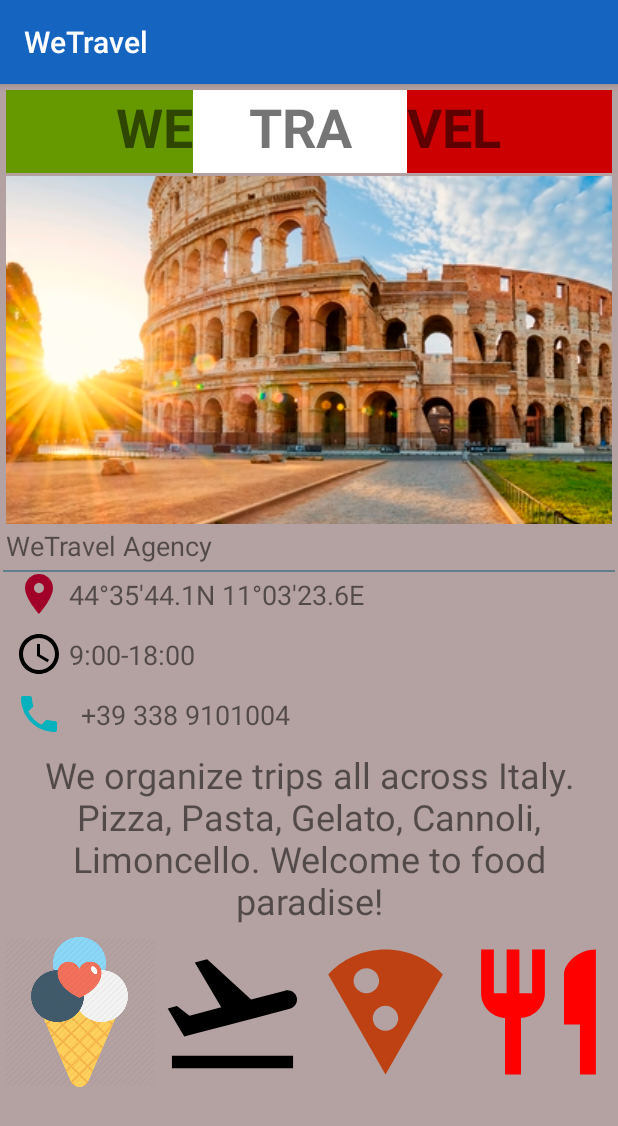
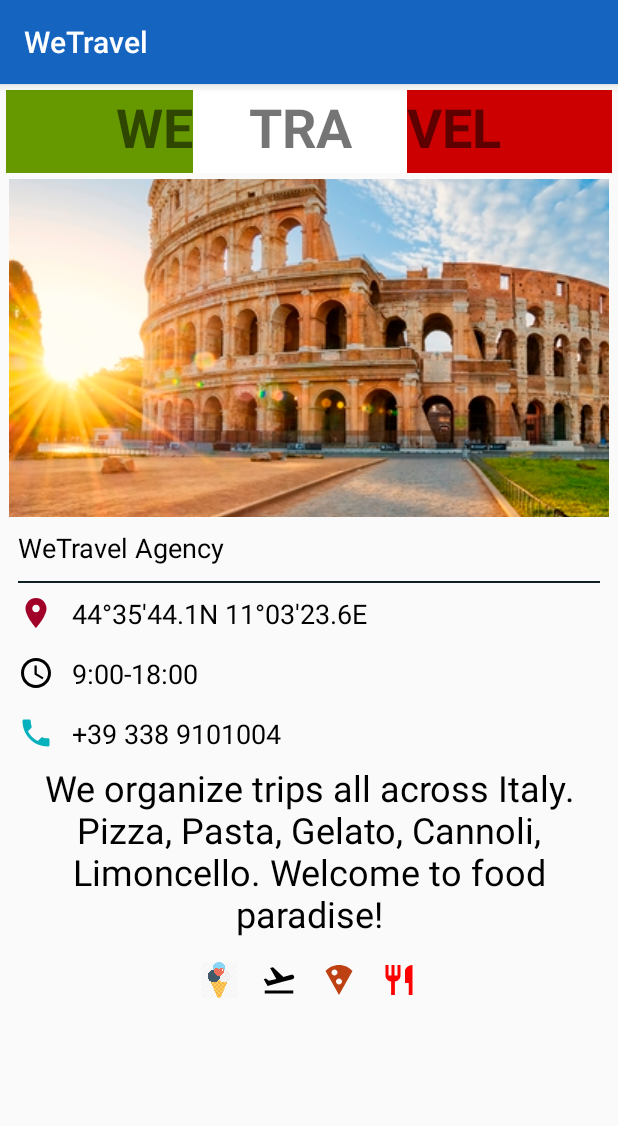
Before and after one commit to frakka92/WeTravel, an Android app: the screen it shows after launch (MainActivity), on a phone screen of 412 x 824 dp. Shown: the top 1126 px of the screen. Run offline under Robolectric (Android 15) with nearby library versions, the phone set to English and light mode, and no system bars.

Commit message:
update scrollview and dimensions

```diff
--- a/app/src/main/java/com/example/wetravel/MainActivity.java
+++ b/app/src/main/java/com/example/wetravel/MainActivity.java
@@ -10,4 +10,5 @@ public class MainActivity extends AppCompatActivity {
         super.onCreate(savedInstanceState);
         setContentView(R.layout.activity_main);
     }
+
 }
--- a/app/src/main/res/layout/activity_main.xml
+++ b/app/src/main/res/layout/activity_main.xml
@@ -3,17 +3,16 @@
     xmlns:tools="http://schemas.android.com/tools"
     android:layout_width="match_parent"
     android:layout_height="match_parent"
-    android:background="@color/bcg_app"
     android:padding="2dp"
     tools:context=".MainActivity">
 
     <LinearLayout
-        android:id="@+id/linearLayout"
+        android:id="@+id/ita_flag"
         android:layout_width="match_parent"
-        android:layout_height="55dp"
-        android:layout_marginStart="2dp"
-        android:layout_marginTop="2dp"
-        android:layout_marginEnd="2dp"
+        android:layout_height="@dimen/height_header"
+        android:layout_marginStart="@dimen/margin_small"
+        android:layout_marginTop="@dimen/margin_small"
+        android:layout_marginEnd="@dimen/margin_small"
         android:orientation="horizontal">
 
         <TextView
@@ -24,7 +23,7 @@
             android:background="@android:color/holo_green_dark"
             android:text="@string/we_text"
             android:textAlignment="textEnd"
-            android:textSize="36sp"
+            android:textSize="@dimen/size_header"
             android:textStyle="bold" />
 
         <TextView
@@ -35,7 +34,7 @@
             android:background="@android:color/white"
             android:text="@string/tra_text"
             android:textAlignment="center"
-            android:textSize="36sp"
+            android:textSize="@dimen/size_header"
             android:textStyle="bold" />
 
         <TextView
@@ -46,7 +45,7 @@
             android:background="@android:color/holo_red_dark"
             android:text="@string/vel_text"
             android:textAlignment="viewStart"
-            android:textSize="36sp"
+            android:textSize="@dimen/size_header"
             android:textStyle="bold" />
 
     </LinearLayout>
@@ -54,7 +53,8 @@
     <ScrollView
         android:layout_width="match_parent"
         android:layout_height="match_parent"
-        android:layout_below="@+id/linearLayout">
+        android:padding="@dimen/small_padding"
+        android:layout_below="@+id/ita_flag">
 
         <RelativeLayout
             android:layout_width="match_parent"
@@ -64,13 +64,14 @@
             <ImageView
                 android:id="@+id/colosseum"
                 android:layout_width="match_parent"
-                android:layout_height="232dp"
-                android:layout_marginStart="2dp"
-                android:layout_marginTop="2dp"
-                android:layout_marginEnd="2dp"
+                android:layout_height="@dimen/colosseum_height"
+                android:layout_marginStart="@dimen/margin_small"
+                android:layout_marginTop="@dimen/margin_small"
+                android:layout_marginEnd="@dimen/margin_small"
                 android:adjustViewBounds="false"
                 android:cropToPadding="false"
                 android:scaleType="center"
+                android:contentDescription="@string/item_icon"
                 android:src="@drawable/colosseum" />
 
             <TextView
@@ -78,46 +79,47 @@
                 android:layout_width="wrap_content"
                 android:layout_height="wrap_content"
                 android:layout_below="@id/colosseum"
-                android:layout_margin="2dp"
+                android:layout_margin="@dimen/margin_default"
+                android:textColor="@color/black"
                 android:text="@string/header"
                 android:textAlignment="textStart"
-                android:textSize="18sp" />
+                android:textSize="@dimen/company_size" />
 
             <View
-                android:id="@+id/view"
+                android:id="@+id/divider"
                 android:layout_width="match_parent"
                 android:layout_height="1dp"
                 android:layout_below="@id/header"
-                android:layout_marginTop="2dp"
+                android:layout_marginTop="@dimen/margin_small"
+                android:layout_marginStart="@dimen/margin_default"
+                android:layout_marginEnd="@dimen/margin_default"
                 android:background="@color/divider_color" />
 
             <ImageView
                 android:id="@+id/location_icon"
-                android:layout_width="32dp"
-                android:layout_height="32dp"
-                android:layout_below="@id/header"
-                android:layout_marginStart="8dp"
-                android:layout_marginTop="2dp"
-                android:background="@drawable/ic_place_black_24dp" />
+                android:layout_width="@dimen/icon_size"
+                android:layout_height="@dimen/icon_size"
+                android:layout_below="@id/divider"
+                android:layout_margin="@dimen/margin_default"
+                android:background="@drawable/ic_place_black_24dp"
+                android:contentDescription="@string/item_icon" />
 
 
             <ImageView
                 android:id="@+id/clock_icon"
-                android:layout_width="32dp"
-                android:layout_height="32dp"
+                android:layout_width="@dimen/icon_size"
+                android:layout_height="@dimen/icon_size"
                 android:layout_below="@id/location_icon"
-                android:layout_marginStart="8dp"
-                android:layout_marginTop="8dp"
-                android:background="@drawable/ic_query_builder_black_24dp" />
+                android:layout_margin="@dimen/margin_default"
+                android:background="@drawable/ic_query_builder_black_24dp"
+                android:contentDescription="@string/item_icon" />
 
             <ImageView
                 android:id="@+id/phone_icon"
-                android:layout_width="32dp"
-                android:layout_height="32dp"
+                android:layout_width="@dimen/icon_size"
+                android:layout_height="@dimen/icon_size"
                 android:layout_below="@id/clock_icon"
-                android:layout_margin="8dp"
-                android:layout_marginStart="8dp"
-                android:layout_marginTop="8dp"
+                android:layout_margin="@dimen/margin_default"
                 android:background="@drawable/ic_phone_black_24dp"
                 android:contentDescription="@string/item_icon" />
 
@@ -126,13 +128,14 @@
                 android:id="@+id/location"
                 android:layout_width="wrap_content"
                 android:layout_height="wrap_content"
-                android:layout_below="@id/colosseum"
+                android:layout_below="@id/divider"
                 android:layout_alignTop="@id/location_icon"
-                android:layout_margin="4dp"
+                android:layout_marginStart="@dimen/margin_middle"
                 android:layout_toEndOf="@id/location_icon"
+                android:textColor="@color/black"
                 android:text="@string/location_item"
                 android:textAlignment="textStart"
-                android:textSize="18sp" />
+                android:textSize="@dimen/info_size" />
 
             <TextView
                 android:id="@+id/schedule_item"
@@ -140,11 +143,12 @@
                 android:layout_height="wrap_content"
                 android:layout_below="@id/location_icon"
                 android:layout_alignTop="@id/clock_icon"
-                android:layout_margin="4dp"
+                android:layout_marginStart="@dimen/margin_middle"
                 android:layout_toEndOf="@id/clock_icon"
+                android:textColor="@color/black"
                 android:text="@string/clock_item"
                 android:textAlignment="textStart"
-                android:textSize="18sp" />
+                android:textSize="@dimen/info_size" />
 
             <TextView
                 android:id="@+id/phone_text"
@@ -152,11 +156,12 @@
                 android:layout_height="wrap_content"
                 android:layout_below="@id/clock_icon"
                 android:layout_alignTop="@id/phone_icon"
-                android:layout_margin="4dp"
+                android:layout_marginStart="@dimen/margin_middle"
                 android:layout_toEndOf="@id/phone_icon"
+                android:textColor="@color/black"
                 android:text="@string/phone_item"
                 android:textAlignment="textStart"
-                android:textSize="18sp" />
+                android:textSize="@dimen/info_size" />
 
             <TextView
                 android:id="@+id/description"
@@ -164,48 +169,49 @@
                 android:layout_height="wrap_content"
                 android:layout_below="@+id/phone_icon"
                 android:text="@string/desc_agency"
+                android:textColor="@color/black"
                 android:textAlignment="center"
-                android:textSize="24sp" />
+                android:textSize="@dimen/desc_size" />
 
             <LinearLayout
-                android:id="@+id/linearLayout2"
+                android:id="@+id/icons"
                 android:layout_width="match_parent"
-                android:layout_height="100dp"
+                android:layout_height="wrap_content"
                 android:layout_below="@id/description"
-                android:layout_marginTop="8dp"
+                android:layout_marginTop="@dimen/margin_default"
                 android:gravity="center"
                 android:orientation="horizontal">
 
                 <ImageView
                     android:id="@+id/ice_cream"
-                    android:layout_width="32dp"
-                    android:layout_height="match_parent"
-                    android:layout_weight="1"
+                    android:layout_width="@dimen/icon_size"
+                    android:layout_height="@dimen/icon_size"
                     android:background="@drawable/ice_cream"
+                    android:layout_margin="@dimen/margin_default"
                     android:contentDescription="@string/item_icon" />
 
                 <ImageView
                     android:id="@+id/plane"
-                    android:layout_width="32dp"
-                    android:layout_height="match_parent"
-                    android:layout_weight="1"
+                    android:layout_width="wrap_content"
+                    android:layout_height="wrap_content"
                     android:background="@drawable/ic_flight_takeoff_black_24dp"
+                    android:layout_margin="@dimen/margin_default"
                     android:contentDescription="@string/item_icon" />
 
                 <ImageView
                     android:id="@+id/pizza"
-                    android:layout_width="32dp"
-                    android:layout_height="match_parent"
-                    android:layout_weight="1"
+                    android:layout_width="wrap_content"
+                    android:layout_height="wrap_content"
+                    android:layout_margin="@dimen/margin_default"
                     android:background="@drawable/ic_local_pizza_black_24dp"
                     android:contentDescription="@string/item_icon" />
 
                 <ImageView
                     android:id="@+id/food"
-                    android:layout_width="32dp"
-                    android:layout_height="match_parent"
-                    android:layout_weight="1"
+                    android:layout_width="wrap_content"
+                    android:layout_height="wrap_content"
                     android:background="@drawable/ic_restaurant_black_24dp"
+                    android:layout_margin="@dimen/margin_default"
                     android:contentDescription="@string/item_icon" />
 
             </LinearLayout>
--- a/app/src/main/res/values/colors.xml
+++ b/app/src/main/res/values/colors.xml
@@ -10,6 +10,8 @@
     <color name="secondaryTextColor">#000000</color>
 
 
-    <color name="divider_color">#607D8B</color>
-    <color name="bcg_app">#b4a1a1</color>
+    <color name="divider_color">#102027</color>
+
+    <color name="white">#ffffff</color>
+    <color name="black">#000000</color>
 </resources>
--- /dev/null
+++ b/app/src/main/res/values/dimens.xml
@@ -0,0 +1,18 @@
+<?xml version="1.0" encoding="utf-8"?>
+<resources>
+
+    <dimen name="margin_small">2dp</dimen>
+    <dimen name="margin_middle">4dp</dimen>
+    <dimen name="margin_default">8dp</dimen>
+
+    <dimen name="small_padding">2dp</dimen>
+    <dimen name="height_header">55dp</dimen>
+    <dimen name="size_header">36sp</dimen>
+
+    <dimen name="colosseum_height">225dp</dimen>
+    <dimen name="icon_size">24dp</dimen>
+
+    <dimen name="company_size">18sp</dimen>
+    <dimen name="info_size">18sp</dimen>
+    <dimen name="desc_size">24sp</dimen>
+</resources>
```
Also changed, not shown: app/src/main/res/layout/activity_main_old.xml (deleted, +0 -227 lines), app/src/main/res/layout/header_layout.xml (deleted, +0 -32 lines), app/src/main/res/layout/list_layout.xml (deleted, +0 -31 lines).
